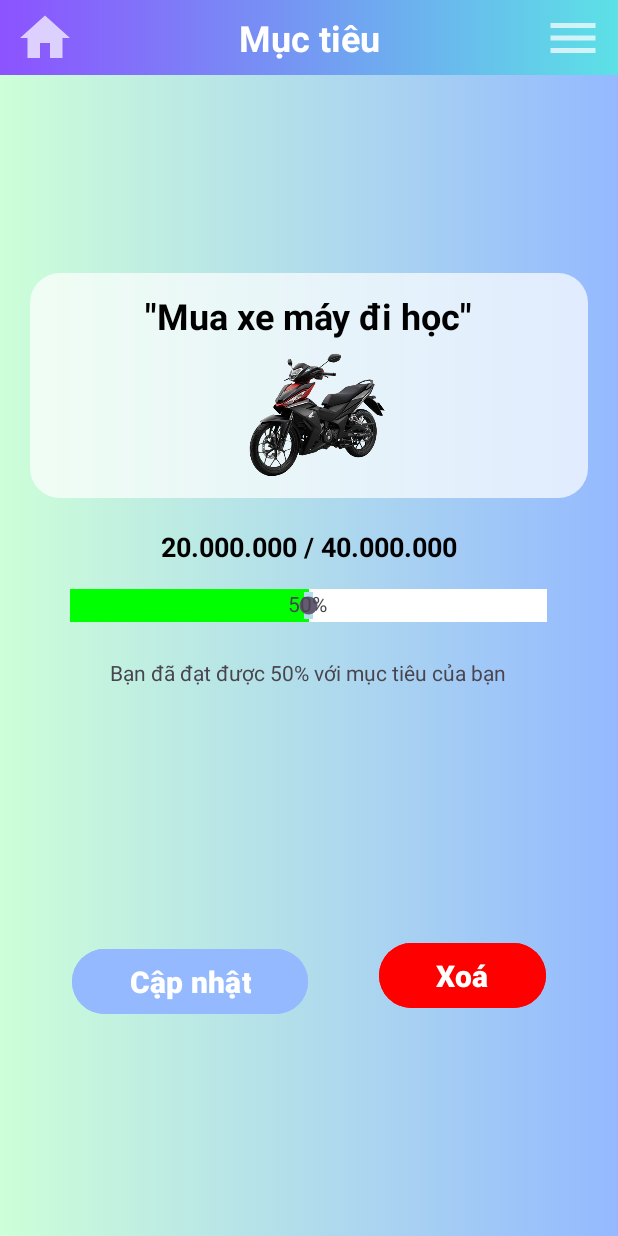
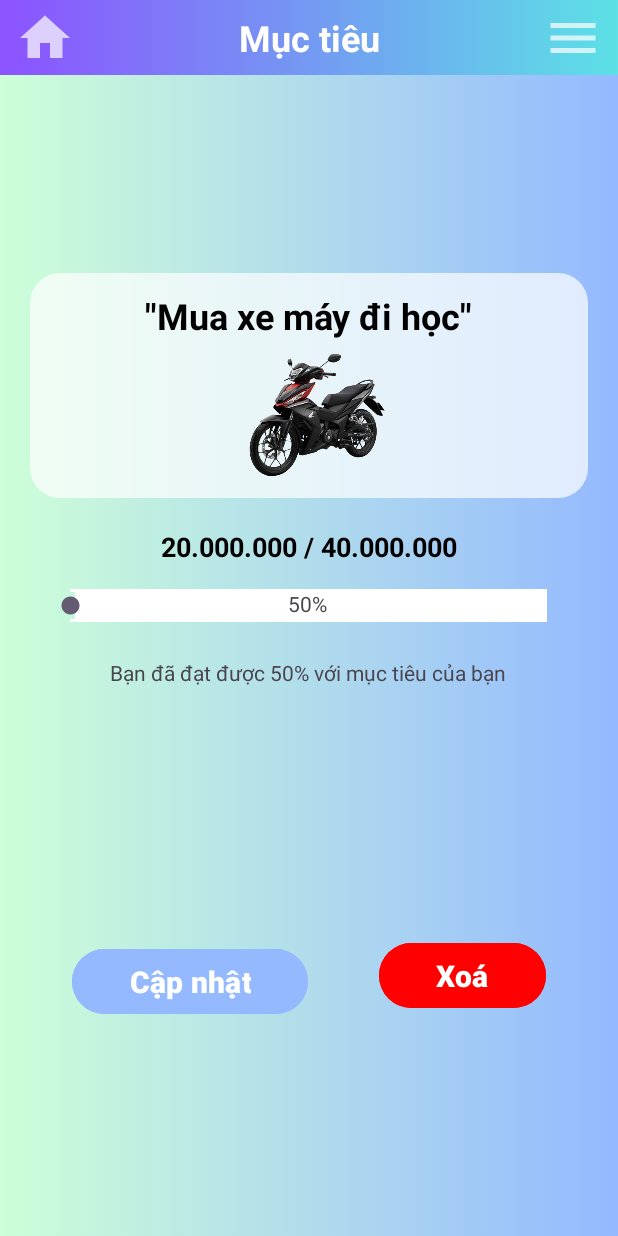
Before and after one commit to vanbao17/Nhom7-LTDD-AppMoneyManager, an Android app: the TargetAboutActivity screen opened directly, with no data from a screen before it, on a phone screen of 412 x 824 dp. Run offline under Robolectric (Android 15) with nearby library versions, the phone set to English and light mode, and no system bars; our stand-ins replace Firebase (no records; nobody signed in at launch, a user with empty details on screens opened directly); 2 statements that could not run were skipped.

Commit message:
create update and delete target func

```diff
--- a/app/src/main/java/com/example/myapplication/PageHomeActivity.java
+++ b/app/src/main/java/com/example/myapplication/PageHomeActivity.java
@@ -125,7 +125,7 @@ public class PageHomeActivity extends AppCompatActivity {
                             startActivity(intent);
                         } else {
                             // Người dùng không tồn tại trong cơ sở dữ liệu
-                            Intent intent  = new Intent(PageHomeActivity.this,TargetInputActivity.class);
+                            Intent intent  = new Intent(PageHomeActivity.this,TargetActivity.class);
                             intent.putExtra("user",receivedUser);
                             startActivity(intent);
                         }
--- a/app/src/main/java/com/example/myapplication/TargetEntity.java
+++ b/app/src/main/java/com/example/myapplication/TargetEntity.java
@@ -1,8 +1,9 @@
 package com.example.myapplication;
 
+import java.io.Serializable;
 import java.util.Date;
 
-public class TargetEntity {
+public class TargetEntity implements Serializable {
     private String title;
     private long monney;
     private String dateBegin;
--- a/app/src/main/res/layout/target_about.xml
+++ b/app/src/main/res/layout/target_about.xml
@@ -65,7 +65,7 @@
         app:srcCompat="@drawable/xemayrmv" />
 
     <Button
-        android:id="@+id/btn_chitieu"
+        android:id="@+id/btnupdate"
         android:layout_width="wrap_content"
         android:layout_height="wrap_content"
         android:layout_marginBottom="144dp"
@@ -79,11 +79,11 @@
         android:textSize="20sp"
         android:textStyle="bold"
         app:layout_constraintBottom_toBottomOf="parent"
-        app:layout_constraintEnd_toStartOf="@id/btn_xoa"
+        app:layout_constraintEnd_toStartOf="@id/btndelete"
         app:layout_constraintStart_toStartOf="parent" />
 
     <Button
-        android:id="@+id/btn_xoa"
+        android:id="@+id/btndelete"
         android:layout_width="wrap_content"
         android:layout_height="wrap_content"
         android:layout_marginBottom="148dp"
@@ -98,7 +98,7 @@
         android:textStyle="bold"
         app:layout_constraintBottom_toBottomOf="parent"
         app:layout_constraintEnd_toEndOf="parent"
-        app:layout_constraintStart_toEndOf="@id/btn_chitieu" />
+        app:layout_constraintStart_toEndOf="@id/btnupdate" />
 
     <ImageView
         android:id="@+id/btnHome"
@@ -143,7 +143,7 @@
         android:layout_gravity="center"
         android:layout_marginTop="16dp"
         android:max="100"
-        android:progress="50"
+        android:progress="0"
         android:progressDrawable="@drawable/custom_seekbar_progress"
         app:layout_constraintEnd_toEndOf="parent"
         app:layout_constraintHorizontal_bias="0.491"
```
Also changed, not shown: app/src/main/java/com/example/myapplication/TargetAboutActivity.java (+54 -3 lines), app/src/main/java/com/example/myapplication/TargetInputActivity.java (+7 -0 lines).
